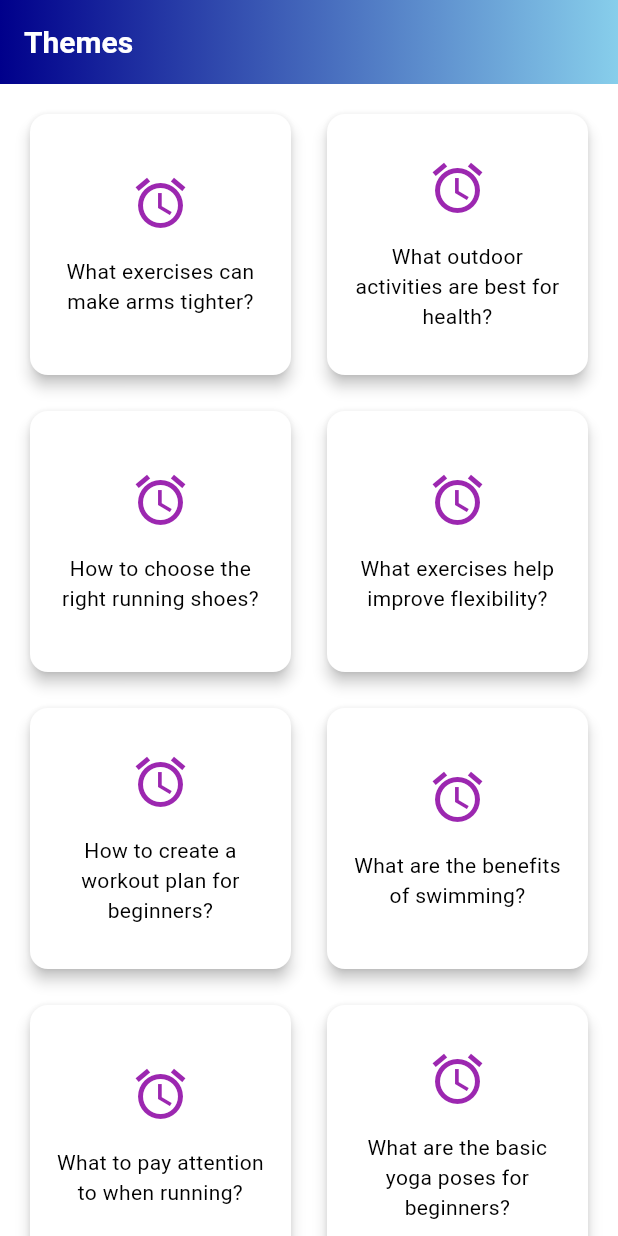
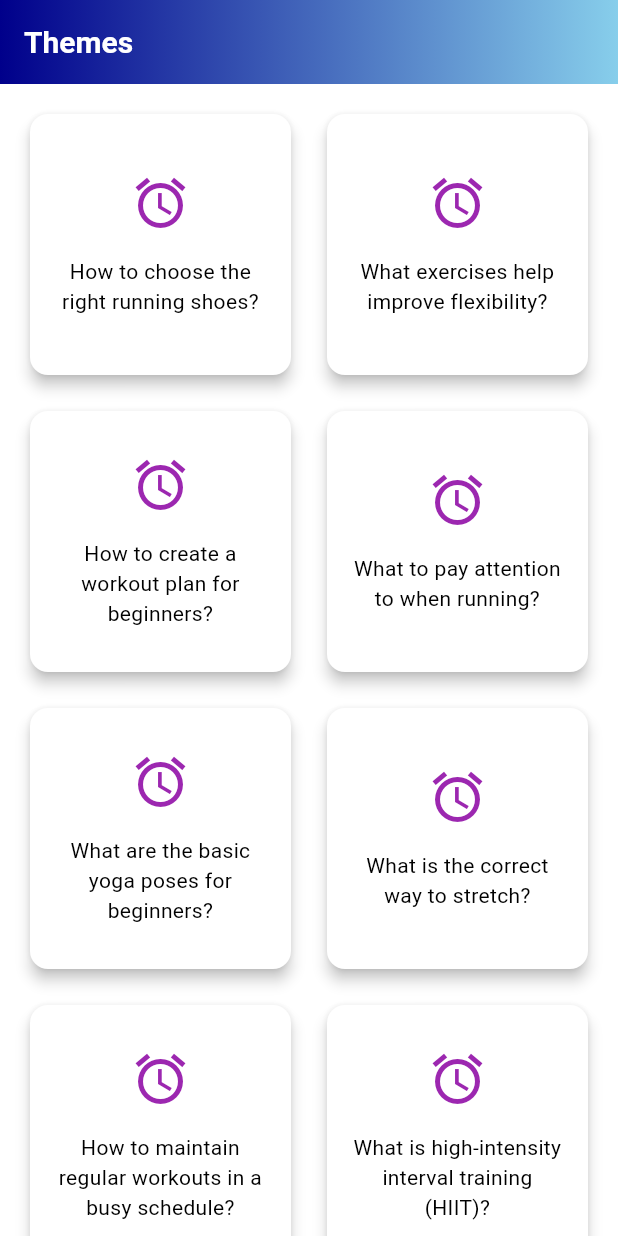
Before and after one commit to chenyifang791/1, a Flutter app: the HomePage screen opened directly, on a phone screen of 412 x 824 dp. Run offline on Flutter 3.47's test engine with Material 3 defaults, Android fonts, the phone set to English and light mode, and no system bars; our stand-ins replace shared_preferences; missing offline and left inert: flutter_floating_bottom_bar; accounts and stored records are empty; network calls fail.

Commit message:
“06171531”

```diff
--- a/lib/chatgpt_service.dart
+++ b/lib/chatgpt_service.dart
@@ -1,7 +1,6 @@
 import 'package:flutter/material.dart';
 import 'package:http/http.dart' as http;
 import 'dart:convert';
-
 
 class GptAPI {
   final String apiKey = 'sk-G6QwkynisJCFz8D0427d78B22a3b4aB2Bb208547BdA33630';
@@ -46,7 +45,8 @@ class GptAPI {
 
   String _formatRequestBody({required String message, required String role}) {
     return json.encode({
-      'model': 'gpt-3.5-turbo-16k',
+      // 'model': 'gpt-3.5-turbo-16k',gpt-4o
+      'model': 'gpt-4o',
       'messages': [
         {'role': 'system', 'content': _generateSystemMessage()},
         {'role': role, 'content': message},
@@ -55,7 +55,7 @@ class GptAPI {
   }
 
   String _generateSystemMessage() {
-    return "You are a 富有热情且友好的虚拟体育助教 and Assistant. 请回答用户的问题.请判断用户的输入语言,并用同样的语言回答.并且避免回答医疗相关的内容.";
+    return "You are a 富有热情且友好的虚拟体育助教 and Assistant. 请回答用户的问题.请判断用户的输入语言,并用同样的语言回答.并且避免回答医疗、健康相关的内容.with medical and health information you should include links to sources for the information. ";
   }
 
   String _parseResponse(http.Response response) {
@@ -68,6 +68,4 @@ class GptAPI {
       return 'Failed to fetch response, please try again later. Status code: ${response.statusCode}';
     }
   }
-
-
 }
--- a/lib/texts.dart
+++ b/lib/texts.dart
@@ -1,160 +1,66 @@
 final List<String> texts = [
-  'What exercises can make arms tighter?',
-  'What outdoor activities are best for health?',
-  'How to choose the right running shoes?',
-  'What exercises help improve flexibility?',
-  'How to create a workout plan for beginners?',
-  'What are the benefits of swimming?',
-  'What to pay attention to when running?',
-  'What are the basic yoga poses for beginners?',
-  'What are the benefits of hiking?',
-  'What are the health benefits of cycling?',
-  'How to do effective strength training at home?',
-  'What is the correct way to stretch?',
-  'What exercises help improve speed and agility?',
-  'What are the benefits of walking?',
-  'How to maintain regular workouts in a busy schedule?',
-  'What is high-intensity interval training (HIIT)?',
-  'How to improve endurance through exercise?',
-  'What are the health benefits of jumping rope?',
-  'What are the best warm-up exercises?',
-  'How to keep exercising in winter?',
-  'Can you recommend low-intensity exercises for seniors?',
-  'What is the relationship between sauna and post-exercise recovery?',
-  'What exercises are suitable for pregnant women?',
-  'How to improve lung function through exercise?',
-  'What exercises can be done in the office?',
-  'How to choose the right yoga mat?',
-  'How to improve muscle strength through exercise?',
-  'What is the best cool-down exercise?',
-  'Can you recommend family-friendly exercises?',
-  'How to improve body shape through exercise?',
-  'Can you recommend workouts suitable for traveling?',
-  'What sports are best for outdoor activities?',
-  'Can you recommend office-friendly exercises?',
-  'What exercises help improve muscle endurance?',
-  'How to do full-body workouts at home?',
-  'What is the best workout plan to stay in shape?',
-  'What exercises help improve flexibility?',
-  'How to improve sleep quality through exercise?',
-  'What sports are best for family members to do together?',
-  'Can you recommend beginner-friendly yoga poses?',
-  'What is the most effective strength training method?',
-  'How to enhance core strength through exercise?',
-  'What sports are best for stress relief?',
-  'How to maintain exercise habits during workdays?',
-  'What exercises help improve reaction speed?',
-  'What is the best morning workout?',
-  'Can you recommend balance-enhancing exercises?',
-  'How to relax muscles effectively after exercise?',
-  'What sports are best for park activities?',
-  'Can you recommend family sports games?',
-  'How to improve posture through exercise?',
-  'What is the most effective aerobic exercise?',
-  'Can you recommend indoor winter sports?',
-  'What sports are suitable for beach activities?',
-  'How to maintain exercise habits during holidays?',
-  'What is the best full-body warm-up exercise?',
-  'What exercises help improve stamina and endurance?',
-  'How to boost confidence through exercise?',
-  'What is the most effective workout time management method?',
-  'What exercises are best for small spaces at home?',
-  'How to improve concentration through exercise?',
-  'What exercises help improve overall endurance?',
-  'How to maintain exercise habits in a busy schedule?',
-  'What exercises can be easily done at home?',
-  'How to boost metabolism through exercise?',
-  'What sports are best for outdoor activities?',
-  'How to improve posture through exercise?',
-  'What is the best exercise method to enhance muscle strength?',
-  'What aerobic exercises are suitable for beginners?',
-  'How to maintain a healthy lifestyle during holidays?',
-  'What is the most effective home fitness plan?',
-  'What sports are suitable for all age groups?',
-  'How to improve flexibility through exercise?',
-  'What exercises are best for gym workouts?',
-  'How to create a balanced workout plan?',
-  'What is the best exercise to strengthen core muscles?',
-  'What exercises help improve concentration?',
-  'How to improve coordination through exercise?',
-  'What sports can be done with friends?',
-  'How to increase physical activity in daily life?',
-  'What is the best exercise to enhance cardiovascular function?',
-  'What sports are best for relaxation and stress relief?',
-  'How to improve muscle endurance through exercise?',
-  'What exercises are best for morning workouts?',
-  'How to maintain healthy exercise habits while traveling?',
-  'What is the best full-body workout plan?',
-  'What sports are best for beach activities?',
-  'How to boost confidence through exercise?',
-  'What is the best warm-up exercise?',
-  'What exercises help improve balance?',
-  'How to improve overall fitness through exercise?',
-  'How to create a balanced weekly workout plan?',
-  'What sports are best for full-body muscle training?',
-  'How to improve flexibility and suppleness through exercise?',
-  'What sports are best for power enhancement?',
-  'How to do effective bodyweight training at home?',
-  'Can you recommend high-intensity outdoor workouts?',
-  'What sports are best for children?',
-  'How to improve speed and agility through exercise?',
-  'What sports enhance core strength?',
-  'How to do efficient workouts in a short time?',
-  'What team sports enhance cooperation skills?',
-  'How to improve cardiovascular function through exercise?',
-  'What exercises are suitable for beach activities?',
-  'How to create comprehensive fitness goals?',
-  'What sports are suitable for water activities?',
-  'How to boost metabolism through exercise?',
-  'What sports are best for park activities?',
-  'How to maintain exercise habits during workdays?',
-  'Can you recommend family-friendly exercises?',
-  'What sports are best for winter activities?',
-  'How to improve posture and alignment through exercise?',
-  'What is the best exercise method to enhance muscle endurance?',
-  'What sports are best for fat loss and muscle gain?',
-  'How to maintain fitness plans while traveling?',
-  'What exercises are best for overall fitness?',
-  'Can you recommend beginner-friendly sports?',
-  'What sports are suitable for high-temperature environments?',
-  'How to boost confidence and self-identity through exercise?',
-  'What is the most effective home fitness equipment?',
-  'How to increase daily activity through exercise?',
-  'What exercises can make arms tighter?',
-  'What outdoor activities are best for health?',
-  'How to choose the right running shoes?',
-  'What exercises help improve flexibility?',
-  'How to create a workout plan for beginners?',
-  'What are the benefits of swimming?',
-  'What to pay attention to when running?',
-  'What are the basic yoga poses for beginners?',
-  'How to increase muscle strength?',
-  'What foods help with post-exercise recovery?',
-  'What is aerobic exercise?',
-  'What are the benefits of strength training?',
-  'How to avoid sports injuries?',
-  'What exercises help with weight loss?',
-  'How to improve endurance in sports?',
-  'What to pay attention to before and after swimming?',
-  'How to arrange a weekly workout plan?',
-  'How to adjust breathing while running?',
-  'How does yoga help relieve stress?',
-  'What sports are suitable for seniors?',
-  'Do you need to warm up before exercising?',
-  'What sports are suitable for indoor activities?',
-  'How to evaluate your exercise effectiveness?',
-  'What exercises help improve cardiovascular function?',
-  'How to choose the right yoga mat?',
-  'How to hydrate during exercise?',
-  'How to assist fitness through diet?',
-  'What exercises help improve sleep?',
-  'How to effectively lose belly fat?',
-  'What sports are suitable for pregnant women?',
-  'How to set long-term fitness goals?',
-  'What exercises help improve coordination?',
-  'How to choose the right fitness equipment?',
-  'How to relax muscles after exercising?',
-  'What stretches to do after running?',
-  'How to do effective workouts at home?',
-  'What sports are suitable for the whole family?'
+  'How to choose the right running shoes?', // 如何选择合适的跑鞋？
+  'What exercises help improve flexibility?', // 什么运动有助于提高柔韧性？
+  'How to create a workout plan for beginners?', // 如何为初学者制定锻炼计划？
+  'What to pay attention to when running?', // 跑步时需要注意什么？
+  'What are the basic yoga poses for beginners?', // 初学者的基本瑜伽姿势有哪些？
+  'What is the correct way to stretch?', // 伸展的正确方法是什么？
+  'How to maintain regular workouts in a busy schedule?', // 如何在繁忙的日程中保持定期锻炼？
+  'What is high-intensity interval training (HIIT)?', // 什么是高强度间歇训练 (HIIT)？
+  'How to keep exercising in winter?', // 如何在冬季保持锻炼？
+  'Can you recommend low-intensity exercises for seniors?', // 可以推荐一些适合老年人的低强度运动吗？
+  'What exercises can be done in the office?', // 在办公室可以做哪些运动？
+  'How to choose the right yoga mat?', // 如何选择合适的瑜伽垫？
+  'What is the best cool-down exercise?', // 最好的放松运动是什么？
+  'Can you recommend family-friendly exercises?', // 可以推荐一些适合家庭的运动吗？
+  'Can you recommend workouts suitable for traveling?', // 可以推荐一些适合旅行的锻炼吗？
+  'What sports are best for outdoor activities?', // 哪些运动最适合户外活动？
+  'Can you recommend office-friendly exercises?', // 可以推荐一些适合办公室的运动吗？
+  'How to do full-body workouts at home?', // 如何在家进行全身锻炼？
+  'What is the best workout plan to stay in shape?', // 保持身材的最佳锻炼计划是什么？
+  'How to improve sleep quality through exercise?', // 如何通过锻炼提高睡眠质量？
+  'What sports are best for family members to do together?', // 哪些运动最适合家庭成员一起进行？
+  'Can you recommend beginner-friendly yoga poses?', // 可以推荐一些适合初学者的瑜伽姿势吗？
+  'What is the most effective strength training method?', // 最有效的力量训练方法是什么？
+  'How to enhance core strength through exercise?', // 如何通过锻炼增强核心力量？
+  'What sports are best for stress relief?', // 哪些运动最适合减压？
+  'How to maintain exercise habits during workdays?', // 如何在工作日保持锻炼习惯？
+  'What is the best morning workout?', // 最好的晨间锻炼是什么？
+  'Can you recommend balance-enhancing exercises?', // 可以推荐一些增强平衡的运动吗？
+  'What sports are best for park activities?', // 哪些运动最适合公园活动？
+  'Can you recommend family sports games?', // 可以推荐一些家庭体育游戏吗？
+  'How to improve posture through exercise?', // 如何通过锻炼改善姿势？
+  'What is the most effective aerobic exercise?', // 最有效的有氧运动是什么？
+  'Can you recommend indoor winter sports?', // 可以推荐一些室内冬季运动吗？
+  'What sports are suitable for beach activities?', // 哪些运动适合海滩活动？
+  'How to maintain exercise habits during holidays?', // 如何在假期保持锻炼习惯？
+  'What is the best full-body warm-up exercise?', // 最好的全身热身运动是什么？
+  'What sports are best for relaxation and stress relief?', // 哪些运动最适合放松和减压？
+  'What exercises are best for morning workouts?', // 哪些运动最适合晨间锻炼？
+  'What sports are best for beach activities?', // 哪些运动最适合海滩活动？
+  'What is the best warm-up exercise?', // 最好的热身运动是什么？
+  'What exercises help improve balance?', // 什么运动有助于提高平衡？
+  'How to create a balanced weekly workout plan?', // 如何制定一个平衡的每周锻炼计划？
+  'What sports are best for full-body muscle training?', // 哪些运动最适合全身肌肉训练？
+  'How to improve flexibility and suppleness through exercise?', // 如何通过锻炼提高柔韧性和灵活性？
+  'What sports are best for power enhancement?', // 哪些运动最适合增强力量？
+  'Can you recommend high-intensity outdoor workouts?', // 可以推荐一些高强度的户外锻炼吗？
+  'What sports are best for children?', // 哪些运动最适合儿童？
+  'How to improve speed and agility through exercise?', // 如何通过锻炼提高速度和灵活性？
+  'What sports enhance core strength?', // 哪些运动可以增强核心力量？
+  'What team sports enhance cooperation skills?', // 哪些团队运动可以增强合作技能？
+  'What exercises are suitable for beach activities?', // 哪些运动适合海滩活动？
+  'How to create comprehensive fitness goals?', // 如何制定全面的健身目标？
+  'What sports are suitable for water activities?', // 哪些运动适合水上活动？
+  'How to maintain exercise habits during workdays?', // 如何在工作日保持锻炼习惯？
+  'Can you recommend family-friendly exercises?', // 可以推荐一些适合家庭的运动吗？
+  'What sports are best for winter activities?', // 哪些运动最适合冬季活动？
+  'How to improve posture and alignment through exercise?', // 如何通过锻炼改善姿势和对齐？
+  'What sports are best for fat loss and muscle gain?', // 哪些运动最适合减脂和增肌？
+  'What exercises are best for overall fitness?', // 哪些运动最有助于整体健康？
+  'Can you recommend beginner-friendly sports?', // 可以推荐一些适合初学者的运动吗？
+  'What sports are suitable for high-temperature environments?', // 哪些运动适合高温环境？
+  'What sports are suitable for indoor activities?', // 适合室内活动的运动有哪些？
+  'How to choose the right yoga mat?', // 如何选择合适的瑜伽垫？
+  'What sports are suitable for the whole family?', // 适合全家一起进行的运动有哪些？
 ];
```
Also changed, not shown: 2 other files.
